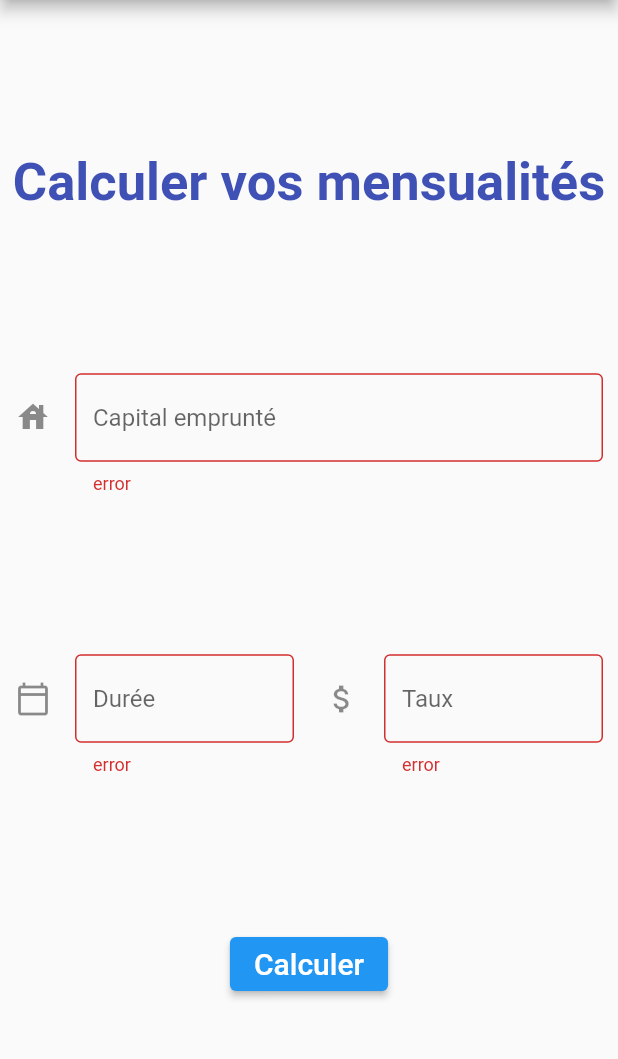
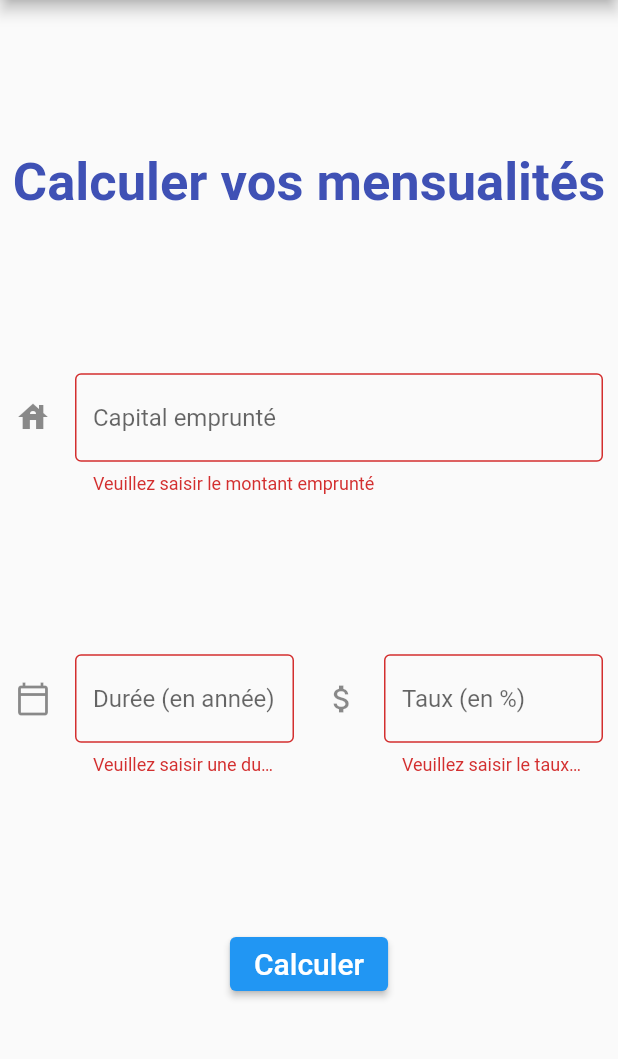
Before and after one commit to Velliane/LoanSimulator_flutter, a Flutter app: the screen it shows after launch, after a tap on "Calculer", on a phone screen of 412 x 824 dp, the part 84-1143 px from its top. Run offline on Flutter 3.47's test engine with Material 2 defaults, Android fonts, the phone set to English and light mode, and no system bars; our stand-ins replace decimal; missing offline and left inert: dart:ffi.

Commit message:
Correct loan function, add String constants

```diff
--- a/lib/repositories/loan_repository.dart
+++ b/lib/repositories/loan_repository.dart
@@ -4,11 +4,11 @@ import 'package:decimal/decimal.dart';
 
 class LoanRepository {
 
-  int calculateLoan(int capital, int length, int rate){
+  int calculateLoan(int capital, int length, double rate){
     int result;
 
     // calculate capital*(rate/12)
-    var rateInt = (Decimal.fromInt(rate)/Decimal.fromInt(100)).toDouble();
+    var rateInt = rate/Decimal.fromInt(100).toDouble();
     var durationInMonth = (length*12);
     var firstValue = capital*(rateInt/12);
     // calculate 1-(1+(rate/12))^durationInMonth
--- a/lib/screens/home.dart
+++ b/lib/screens/home.dart
@@ -1,8 +1,10 @@
 import 'dart:developer';
+import 'dart:ffi';
 
 import 'package:flutter/cupertino.dart';
 import 'package:flutter/material.dart';
 import 'package:flutter/painting.dart';
+import 'package:loan_simulator/utils/strings.dart';
 import 'package:loan_simulator/view_model/homeViewModel.dart';
 import 'package:provider/provider.dart';
 
@@ -11,7 +13,7 @@ TextEditingController lengthController = TextEditingController();
 TextEditingController rateController = TextEditingController();
 int capital;
 int length;
-int rate;
+double rate;
 
 class Home extends StatefulWidget {
   const Home({Key key}) : super(key: key);
@@ -47,21 +49,21 @@ class _HomeState extends State<Home> {
         child: Column(
           mainAxisAlignment: MainAxisAlignment.spaceEvenly,
           children: [
-            Text("Calculer vos mensualités", style: TextStyle(fontWeight: FontWeight.bold, fontSize: 35, color: Colors.indigo), textAlign: TextAlign.center,),
+            Text(Strings.loanTitle, style: TextStyle(fontWeight: FontWeight.bold, fontSize: 35, color: Colors.indigo), textAlign: TextAlign.center,),
             Padding(
               padding: const EdgeInsets.only(
                 left: 10, right: 10, top: 5,
               ),
               child: TextFormField(
                 decoration: InputDecoration(
-                    hintText: "Capital emprunté",
+                    hintText: Strings.capital,
                     border: OutlineInputBorder(),
                     icon: Icon(Icons.house)),
                 controller: capitalController,
                 keyboardType: TextInputType.number,
                 validator: (text) {
                   if (text == null || text.isEmpty) {
-                    return "error";
+                    return Strings.capitalError;
                   }
                   return null;
                 },
@@ -77,14 +79,14 @@ class _HomeState extends State<Home> {
                     ),
                     child: TextFormField(
                       decoration: InputDecoration(
-                          hintText: "Durée",
+                          hintText: Strings.duration,
                           border: OutlineInputBorder(),
                           icon: Icon(Icons.calendar_today_outlined)),
                       controller: lengthController,
                       keyboardType: TextInputType.number,
                       validator: (text) {
                         if (text == null || text.isEmpty) {
-                          return "error";
+                          return Strings.durationError;
                         }
                         return null;
                       },
@@ -98,14 +100,14 @@ class _HomeState extends State<Home> {
                     ),
                     child: TextFormField(
                       decoration: InputDecoration(
-                          hintText: "Taux",
+                          hintText: Strings.rate,
                           border: OutlineInputBorder(),
                           icon: Icon(Icons.attach_money)),
                       controller: rateController,
                       keyboardType: TextInputType.number,
                       validator: (text) {
                         if (text == null || text.isEmpty) {
-                          return "error";
+                          return Strings.rateError;
                         }
                         return null;
                       },
@@ -120,11 +122,11 @@ class _HomeState extends State<Home> {
                     if (formKey.currentState.validate()) {
                       capital = int.parse(capitalController.text);
                       length = int.parse(lengthController.text);
-                      rate = int.parse(rateController.text);
+                      rate = double.parse(rateController.text);
                       showDialog(context: context, builder: showAlertDialog);
                     }
                   },
-                  child: Text("Calculer", style: TextStyle(fontSize: 20),)),
+                  child: Text(Strings.calculate, style: TextStyle(fontSize: 20),)),
             )
           ],
         ),
--- a/lib/utils/strings.dart
+++ b/lib/utils/strings.dart
@@ -1,5 +1,12 @@
 class Strings {
 
-  static const String calcul = "Calculer";
+  static const String loanTitle = "Calculer vos mensualités";
+  static const String calculate = "Calculer";
+  static const String capital = "Capital emprunté";
+  static const String capitalError = "Veuillez saisir le montant emprunté";
+  static const String duration = "Durée (en année)";
+  static const String durationError = "Veuillez saisir une durée";
+  static const String rate = "Taux (en %)";
+  static const String rateError = "Veuillez saisir le taux d'emprunt";
 
 }
--- a/lib/view_model/homeViewModel.dart
+++ b/lib/view_model/homeViewModel.dart
@@ -5,7 +5,7 @@ class HomeViewModel with ChangeNotifier {
 
   int result;
 
-  Future<void> getResult(int capital, int length, int rate) async {
+  Future<void> getResult(int capital, int length, double rate) async {
     result = LoanRepository().calculateLoan(capital, length, rate);
     notifyListeners();
   }
```
